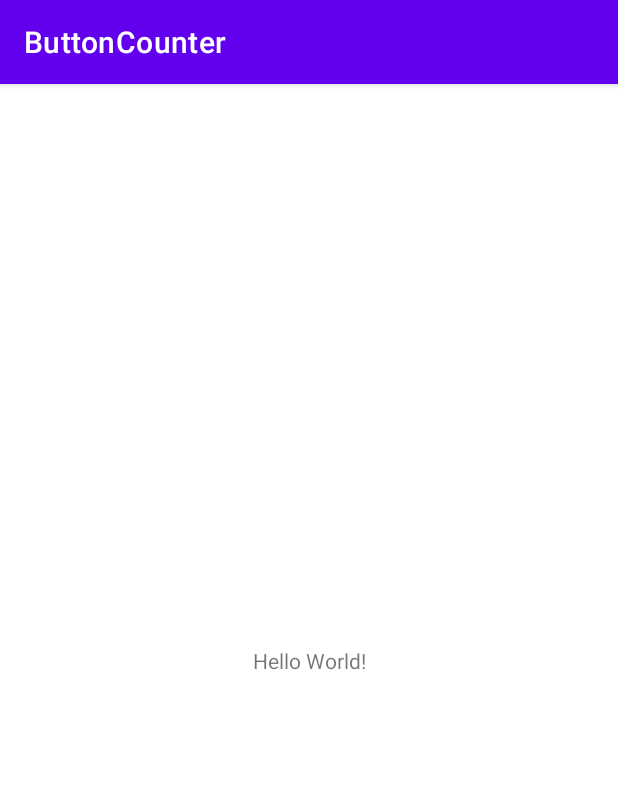
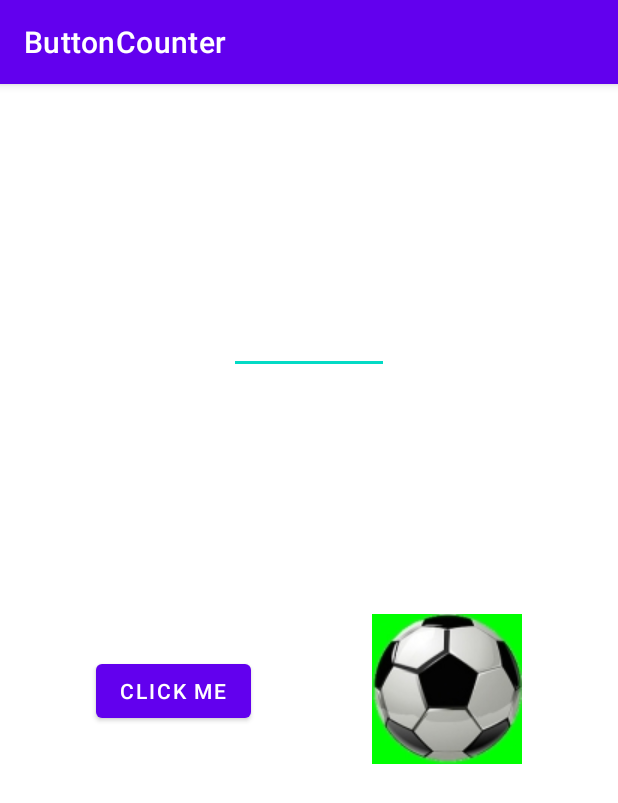
Before and after one commit to Grizz03/Button_Counter, an Android app: the screen it shows after launch (MainActivity), on a phone screen of 412 x 824 dp. Shown: the top 803 px of the screen. Run offline under Robolectric (Android 15) with nearby library versions, the phone set to English and light mode, and no system bars.

Commit message:
changes to layout and added images

```diff
--- a/app/src/main/res/layout/activity_main.xml
+++ b/app/src/main/res/layout/activity_main.xml
@@ -6,13 +6,33 @@
         android:layout_width="match_parent"
         android:layout_height="match_parent"
         tools:context=".MainActivity">
-    <TextView
+    <ImageView
+            android:layout_width="wrap_content"
+            android:layout_height="wrap_content" app:srcCompat="@drawable/ball_100x100" android:id="@+id/imageView2"
+            app:layout_constraintEnd_toEndOf="parent"
+            android:layout_marginEnd="16dp" app:layout_constraintBottom_toBottomOf="parent"
+            android:layout_marginBottom="16dp"
+            android:scaleType="fitXY" android:cropToPadding="true" android:adjustViewBounds="true"
+            android:layout_marginStart="16dp" app:layout_constraintStart_toEndOf="@+id/button"
+            android:contentDescription="@string/random_picture"
+            android:layout_marginTop="16dp" app:layout_constraintTop_toBottomOf="@+id/editTextNumber"
+            app:layout_constraintVertical_bias="0.325"/>
+    <Button
+            android:text="@string/click_me"
+            android:layout_width="wrap_content"
+            android:layout_height="wrap_content" android:id="@+id/button"
+            app:layout_constraintStart_toStartOf="parent"
+            app:layout_constraintBottom_toBottomOf="parent" app:layout_constraintEnd_toStartOf="@+id/imageView2"
+            android:layout_marginEnd="16dp" android:layout_marginStart="16dp"
+            android:layout_marginTop="16dp" app:layout_constraintTop_toBottomOf="@+id/editTextNumber"
+            app:layout_constraintVertical_bias="0.346" android:layout_marginBottom="16dp"/>
+    <EditText
             android:layout_width="wrap_content"
             android:layout_height="wrap_content"
-            android:text="Hello World!"
-            app:layout_constraintBottom_toBottomOf="parent"
-            app:layout_constraintLeft_toLeftOf="parent"
-            app:layout_constraintRight_toRightOf="parent"
-            app:layout_constraintTop_toTopOf="parent"/>
-
+            android:inputType="number"
+            android:ems="5"
+            android:id="@+id/editTextNumber"
+            app:layout_constraintTop_toTopOf="parent"
+            app:layout_constraintStart_toStartOf="parent" app:layout_constraintEnd_toEndOf="parent"
+            android:layout_marginTop="148dp"/>
 </androidx.constraintlayout.widget.ConstraintLayout>
--- a/app/src/main/res/values/strings.xml
+++ b/app/src/main/res/values/strings.xml
@@ -1,3 +1,6 @@
 <resources>
     <string name="app_name">ButtonCounter</string>
+    <string name="random_picture">Random Picture</string>
+    <string name="button">Click me</string>
+    <string name="click_me">Click me</string>
 </resources>
```
Also changed, not shown: app/src/main/res/drawable-v24/ball_100x100.jpg (added), app/src/main/res/drawable-v24/ball_640x480.jpg (added).
